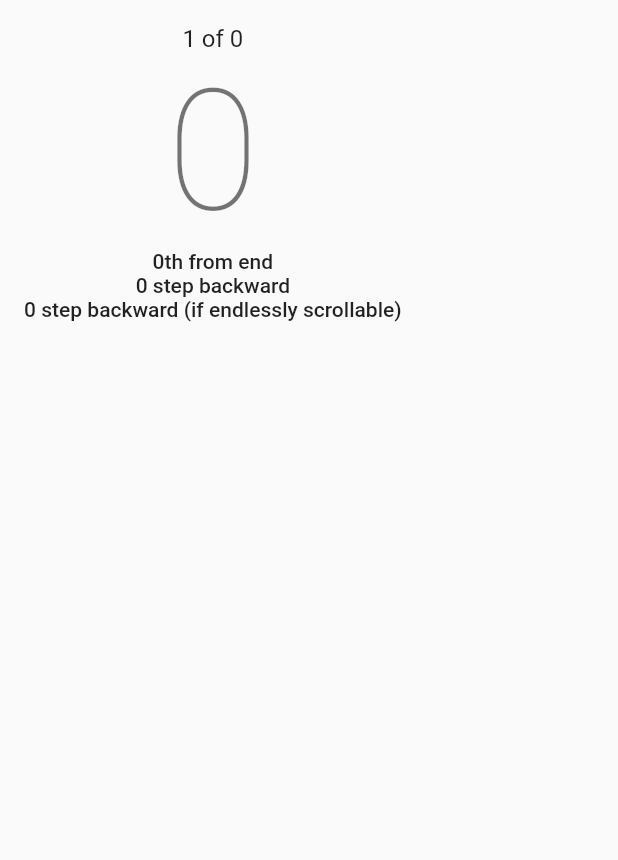
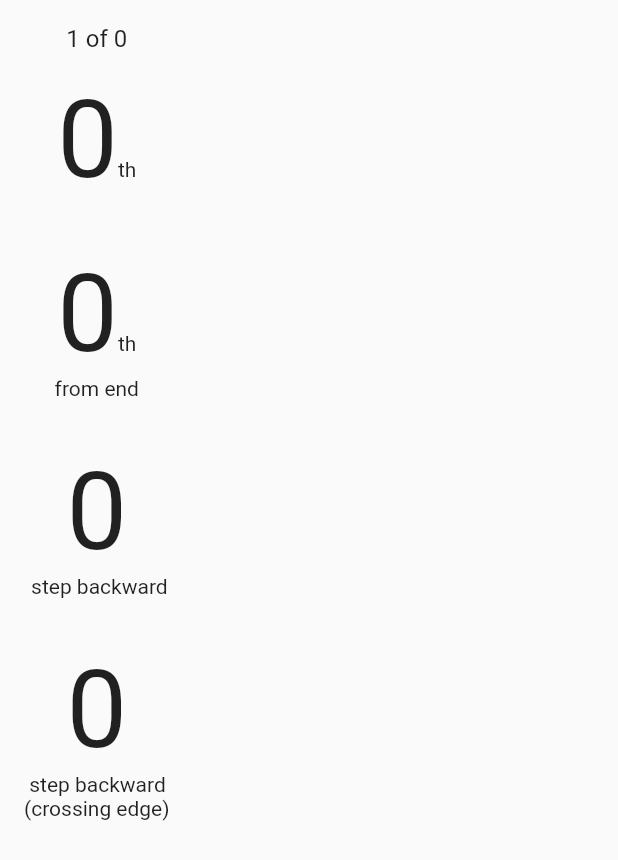
Before and after one commit to uno-sw/catalog_chooser, a Flutter app: the SuggestedItem widget shown alone on an empty page, opened directly with empty values, on a phone screen of 412 x 824 dp. Shown: the top 860 px of the screen. Run offline on Flutter 3.47's test engine with Material 2 defaults, Android fonts, the phone set to English and light mode, and no system bars; our stand-ins replace built_collection, freezed_annotation, state_notifier; missing offline and left inert: flutter_state_notifier; generated files the repository leaves out were written again.

Commit message:
improve the way of displaying suggested item values by ranking them in ascending order

```diff
--- a/lib/controllers/suggested_item_model.dart
+++ b/lib/controllers/suggested_item_model.dart
@@ -3,19 +3,34 @@ import 'package:freezed_annotation/freezed_annotation.dart';
 part 'suggested_item_model.freezed.dart';
 
 @freezed
-abstract class SuggestedItemModel with _$SuggestedItemModel {
-  const factory SuggestedItemModel({
+abstract class SuggestedItemModel implements _$SuggestedItemModel {
+  SuggestedItemModel._();
+  factory SuggestedItemModel({
     @required SuggestedItemPosition nth,
     @required SuggestedItemPosition nthFromEnd,
-    SuggestedItemStep steps,
-    SuggestedItemStep stepsOverEdge,
+    SuggestedItemStep step,
+    SuggestedItemStep stepOverEdge,
   }) = _SuggestedItemModel;
+
+  int get nthRank => valueRanking.indexOf(nth.value);
+  int get nthFromEndRank => valueRanking.indexOf(nthFromEnd.value);
+  int get stepRank => valueRanking.indexOf(step.value);
+  int get stepOverEdgeRank => valueRanking.indexOf(stepOverEdge.value);
+
+  @late
+  List<int> get valueRanking =>
+      [nth.value, nthFromEnd.value, step?.value, stepOverEdge?.value]
+          .fold<List<int>>([], (prev, value) {
+            if (value == null || prev.contains(value)) return prev;
+            else return prev..add(value);
+          })
+          ..sort((a, b) => a.compareTo(b));
 }
 
 @freezed
 abstract class SuggestedItemPosition implements _$SuggestedItemPosition {
-  SuggestedItemPosition._();
-  factory SuggestedItemPosition(int value) = _SuggestedItemPosition;
+  const SuggestedItemPosition._();
+  const factory SuggestedItemPosition(int value) = _SuggestedItemPosition;
 
   String get suffixLabel {
     if (value >= 4 && value <= 19) return 'th';
@@ -50,10 +65,10 @@ abstract class SuggestedItemStep implements _$SuggestedItemStep {
 
   @late
   String get suffixLabel => (
-        '${value <= 1 ? 'step' : 'steps'} '
+        '${value <= 1 ? ' step' : ' steps'} '
         '${forward ? 'forward' : 'backward'}'
       );
 
   @override
-  String toString() => '$value $suffixLabel';
+  String toString() => '$value$suffixLabel';
 }
--- a/lib/controllers/suggestion_notifier.dart
+++ b/lib/controllers/suggestion_notifier.dart
@@ -35,8 +35,8 @@ abstract class SuggestionState implements _$SuggestionState {
     return SuggestedItemModel(
       nth: SuggestedItemPosition(nth),
       nthFromEnd: SuggestedItemPosition(nthFromEnd),
-      steps: steps,
-      stepsOverEdge: stepsOverEdge,
+      step: steps,
+      stepOverEdge: stepsOverEdge,
     );
   }
 
--- a/lib/widgets/suggestion.dart
+++ b/lib/widgets/suggestion.dart
@@ -37,25 +37,80 @@ class SuggestedItem extends StatelessWidget {
 
   @override
   Widget build(BuildContext context) {
-    final textTheme = Theme.of(context).textTheme;
-
     return Padding(
       padding: const EdgeInsets.all(16.0),
       child: Column(
         children: [
           Text(
             '${index + 1} of $itemCount',
-            style: textTheme.subtitle1,
+            style: Theme.of(context).textTheme.subtitle1,
           ),
-          Text('${model.nth.value}', style: textTheme.headline1),
-          Text('${model.nthFromEnd} from end', style: textTheme.bodyText1),
-          if (model.steps != null)
-              Text('${model.steps}', style: textTheme.bodyText1),
-          if (model.stepsOverEdge != null)
-              Text(
-                '${model.stepsOverEdge} (if endlessly scrollable)',
-                style: textTheme.bodyText1,
+          _SuggestedItemValueText(
+            rank: model.nthRank,
+            value: model.nth.value,
+            suffix: model.nth.suffixLabel,
+          ),
+          _SuggestedItemValueText(
+            rank: model.nthFromEndRank,
+            value: model.nthFromEnd.value,
+            suffix: model.nthFromEnd.suffixLabel,
+            additional: 'from end',
+          ),
+          if (model.step != null)
+              _SuggestedItemValueText(
+                rank: model.stepRank,
+                value: model.step.value,
+                additional: model.step.suffixLabel,
               ),
+          if (model.stepOverEdge != null)
+              _SuggestedItemValueText(
+                rank: model.stepOverEdgeRank,
+                value: model.stepOverEdge.value,
+                additional: '${model.stepOverEdge.suffixLabel}\n'
+                    '(crossing edge)',
+              ),
+        ],
+      ),
+    );
+  }
+}
+
+class _SuggestedItemValueText extends StatelessWidget {
+  const _SuggestedItemValueText({
+    Key key,
+    @required this.rank,
+    this.value,
+    this.suffix,
+    this.additional,
+  }) : super(key: key);
+
+  final int rank;
+  final int value;
+  final String suffix;
+  final String additional;
+
+  static const fontSizes = [72.0, 48.0, 32.0, 24.0];
+
+  @override
+  Widget build(BuildContext context) {
+    return Padding(
+      padding: const EdgeInsets.symmetric(vertical: 16.0),
+      child: Column(
+        children: [
+          Text.rich(
+            TextSpan(
+              children: [
+                TextSpan(
+                  text: '$value',
+                  style: TextStyle(fontSize: fontSizes[rank]),
+                ),
+                if (suffix != null)
+                    TextSpan(text: suffix),
+              ],
+            ),
+          ),
+          if (additional != null)
+              Text(additional),
         ],
       ),
     );
--- a/pubspec.yaml
+++ b/pubspec.yaml
@@ -18,7 +18,7 @@ dependencies:
 dev_dependencies:
   flutter_test:
     sdk: flutter
-  build_runner: ^1.8.1
+  build_runner: ^1.10.0
   freezed: ^0.10.7
 
 flutter:
```
Also changed, not shown: pubspec.lock, 2 other files.
